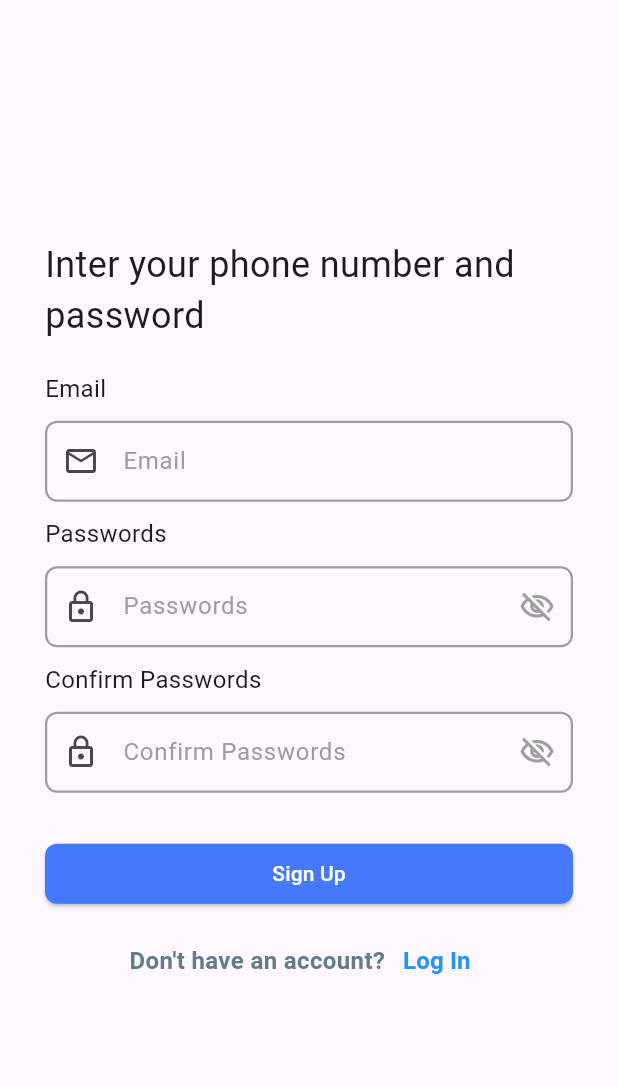
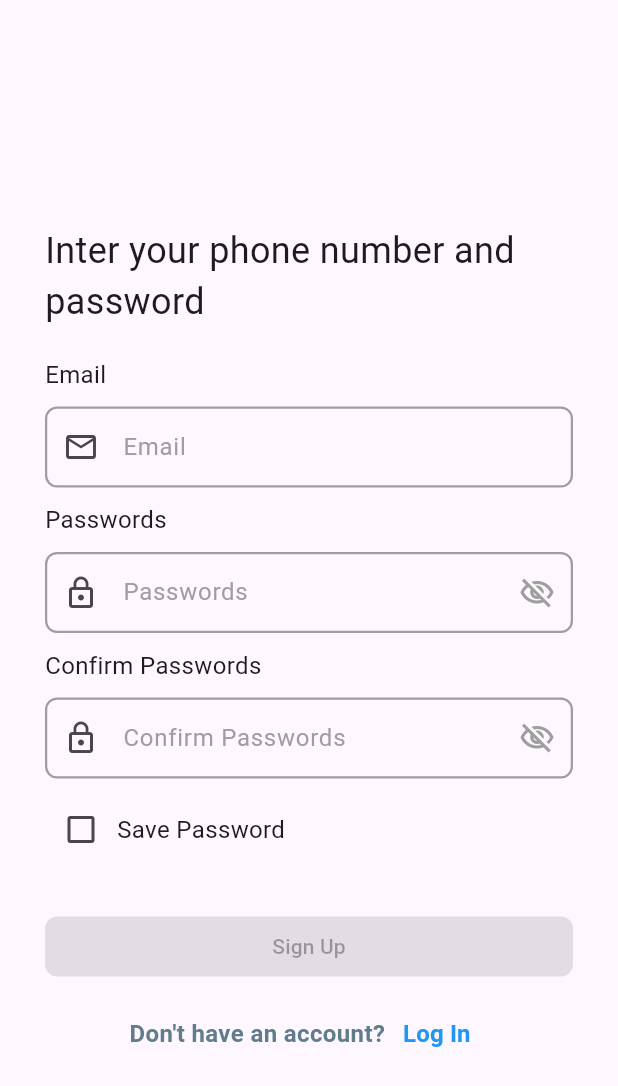
Before and after one commit to sajidrec/Flutter_SnapShare, a Flutter app: the screen it shows after launch, on a phone screen of 412 x 824 dp. Shown: the top 1086 px of the screen. Run offline on Flutter 3.47's test engine with Material 3 defaults, Android fonts, the phone set to English and light mode, and no system bars; our stand-ins replace get.

Commit message:
Sign up UI created and updated

```diff
--- a/lib/presentation/screens/signup_screen.dart
+++ b/lib/presentation/screens/signup_screen.dart
@@ -9,20 +9,33 @@ class SignupScreen extends StatefulWidget {
 }
 
 class _SignupScreenState extends State<SignupScreen> {
-  @override
-  Widget build(BuildContext context) {
   final TextEditingController emailController = TextEditingController();
   final TextEditingController passwordController = TextEditingController();
   final TextEditingController confirmPasswordController =
       TextEditingController();
+  late bool _savePassword = false;
+  bool _passwordValid = false;
 
+  @override
+  void initState() {
+    super.initState();
+    passwordController.addListener(_validatePassword);
+    confirmPasswordController.addListener(_validatePassword);
+  }
+
+  @override
+  Widget build(BuildContext context) {
     return Scaffold(
-      body: Padding(
+      body: SingleChildScrollView(
+        child: Stack(
+          children: [
+            Padding(
               padding: const EdgeInsets.all(30.0),
               child: Column(
                 mainAxisAlignment: MainAxisAlignment.center,
                 crossAxisAlignment: CrossAxisAlignment.start,
                 children: [
+                  SizedBox(height: 120),
                   const Text(
                     'Inter your phone number and password',
                     style: TextStyle(fontSize: 24),
@@ -45,7 +58,8 @@ class _SignupScreenState extends State<SignupScreen> {
                     controller: passwordController,
                   ),
                   const SizedBox(height: 10),
-              const Text('Confirm Passwords', style: TextStyle(fontSize: 16)),
+                  const Text('Confirm Passwords',
+                      style: TextStyle(fontSize: 16)),
                   const SizedBox(height: 10),
                   TextFields(
                     hintText: 'Confirm Passwords',
@@ -53,14 +67,65 @@ class _SignupScreenState extends State<SignupScreen> {
                     isPassword: true,
                     controller: confirmPasswordController,
                   ),
+                  const SizedBox(height: 10),
+                  _buildCheckBox(_savePassword),
                   const SizedBox(height: 30),
                   SizedBox(
                     width: double.infinity,
                     child: ElevatedButton(
-                    onPressed: () {}, child: const Text('Sign Up')),
+                        onPressed: _passwordValid != false ? () {} : null,
+                        child: const Text('Sign Up')),
                   ),
                   const SizedBox(height: 10),
-              Row(
+                  _buildTextButton()
+                ],
+              ),
+            ),
+          ],
+        ),
+      ),
+    );
+  }
+
+  void _validatePassword() {
+    final password = passwordController.text;
+    final confirmPassword = confirmPasswordController.text;
+
+    setState(() {
+      _passwordValid = password.length >= 6 && confirmPassword.length >= 6;
+    });
+  }
+
+  Widget _buildCheckBox(bool savePassword) {
+    return Row(
+      children: [
+        GestureDetector(
+          onTap: () {
+            setState(() {});
+            _savePassword = !_savePassword;
+          },
+          child: Row(
+            children: [
+              Checkbox(
+                value: _savePassword,
+                onChanged: (bool? value) {
+                  setState(() {});
+                  _savePassword = value ?? false;
+                },
+              ),
+              const Text(
+                'Save Password',
+                style: TextStyle(fontSize: 16),
+              ),
+            ],
+          ),
+        ),
+      ],
+    );
+  }
+
+  Widget _buildTextButton() {
+    return Row(
       mainAxisAlignment: MainAxisAlignment.center,
       children: [
         const Text(
@@ -75,15 +140,18 @@ class _SignupScreenState extends State<SignupScreen> {
           child: const Text(
             'Log In',
             style: TextStyle(
-                          fontWeight: FontWeight.w600,
-                          fontSize: 16,
-                          color: Colors.blue),
+                fontWeight: FontWeight.w600, fontSize: 16, color: Colors.blue),
           ),
         )
       ],
-              )
-            ]),
-      ),
     );
   }
+
+  @override
+  void dispose() {
+    emailController.dispose();
+    passwordController.dispose();
+    confirmPasswordController.dispose();
+    super.dispose();
   }
+}
```
Lines whose indentation alone changed are shown as unchanged.
